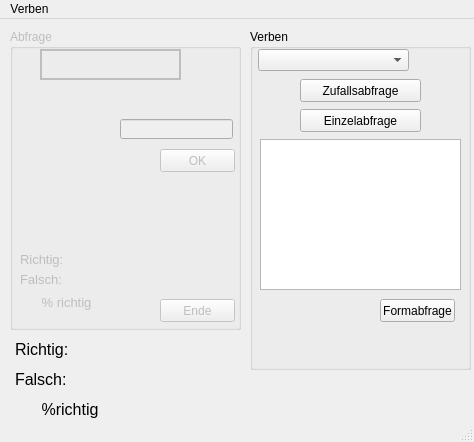
This is VerbenBar.ui in valentin12/french-verb-trainer as Qt 5 draws it before an edit. The edited form follows.
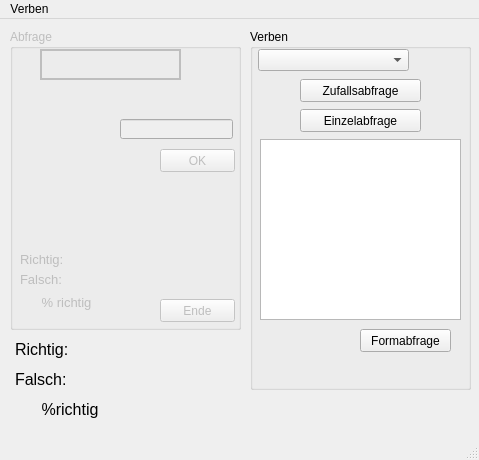
This is the edited form.

```diff
--- a/VerbenBar.ui
+++ b/VerbenBar.ui
@@ -6,8 +6,8 @@
    <rect>
     <x>0</x>
     <y>0</y>
-    <width>474</width>
-    <height>442</height>
+    <width>479</width>
+    <height>460</height>
    </rect>
   </property>
   <property name="minimumSize">
@@ -16,12 +16,6 @@
     <height>0</height>
    </size>
   </property>
-  <property name="maximumSize">
-   <size>
-    <width>474</width>
-    <height>442</height>
-   </size>
-  </property>
   <property name="windowTitle">
    <string>MainWindow</string>
   </property>
@@ -68,7 +62,7 @@
       <x>250</x>
       <y>10</y>
       <width>221</width>
-      <height>341</height>
+      <height>361</height>
      </rect>
     </property>
     <property name="title">
@@ -131,9 +125,9 @@
     <widget class="QPushButton" name="formabfrage">
      <property name="geometry">
       <rect>
-       <x>130</x>
-       <y>270</y>
-       <width>75</width>
+       <x>110</x>
+       <y>300</y>
+       <width>91</width>
        <height>23</height>
       </rect>
      </property>
@@ -150,7 +144,7 @@
        <x>10</x>
        <y>110</y>
        <width>201</width>
-       <height>151</height>
+       <height>181</height>
       </rect>
      </property>
      <property name="editTriggers">
@@ -172,8 +166,8 @@
     <widget class="QLabel" name="VerbenInfo">
      <property name="geometry">
       <rect>
-       <x>5</x>
-       <y>300</y>
+       <x>0</x>
+       <y>330</y>
        <width>211</width>
        <height>31</height>
       </rect>
@@ -563,8 +557,8 @@
     <rect>
      <x>0</x>
      <y>0</y>
-     <width>474</width>
-     <height>21</height>
+     <width>479</width>
+     <height>26</height>
     </rect>
    </property>
    <widget class="QMenu" name="Verbenmenu">
```
Left out of the diff: 9 changed lines with no effect on the pictures.
